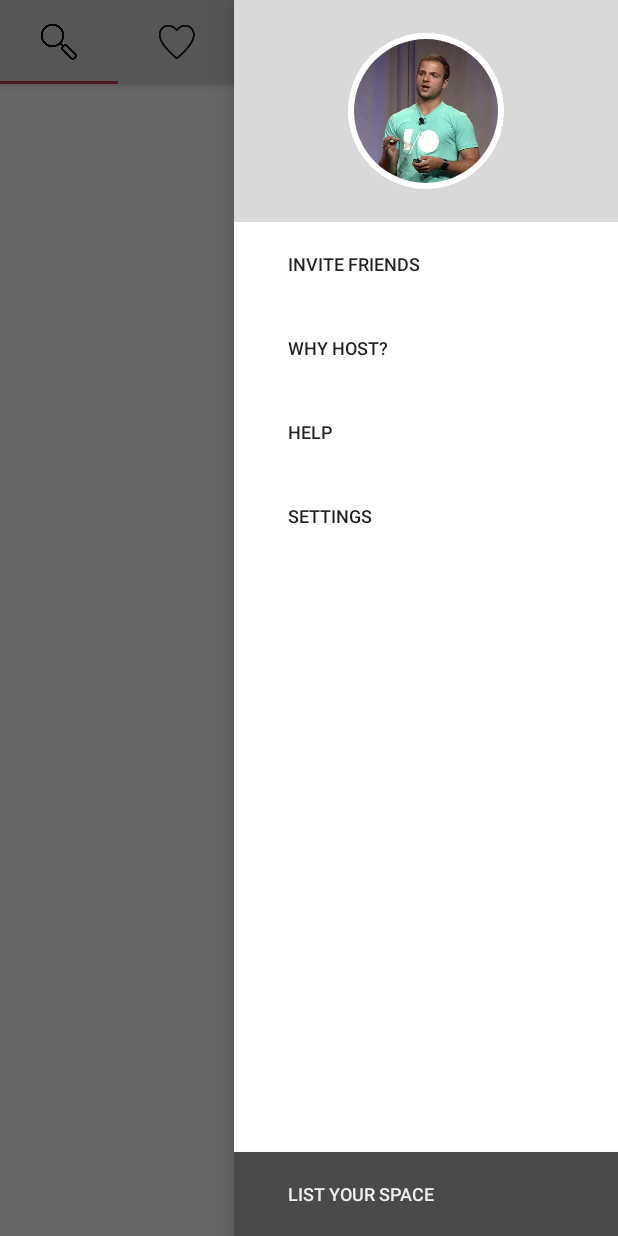
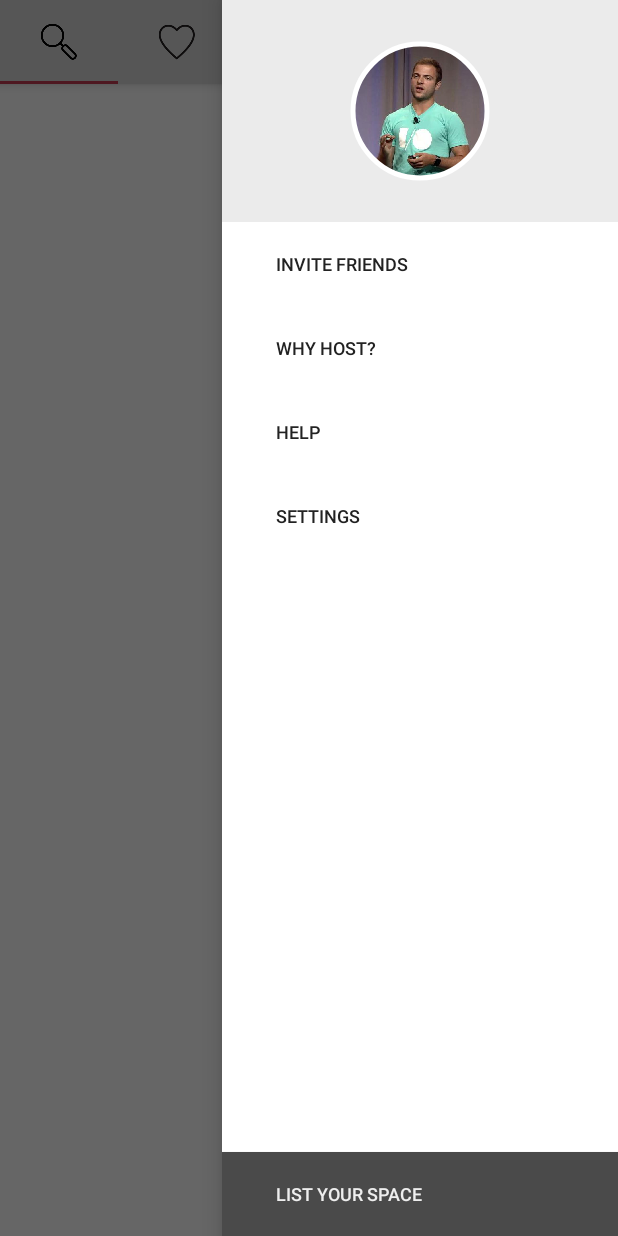
Before and after one commit to gpeal/MockAirbnb, an Android app: the screen it shows after launch (MainActivity), with the side drawer open, on a phone screen of 412 x 824 dp. Run offline under Robolectric (Android 15) with nearby library versions, the phone set to English and light mode, and no system bars; our stand-ins replace ButterKnife, Picasso; libraries missing offline, so code that uses them is left out: rx.android.schedulers; pictures from the network do not load; 1 statement that could not run was skipped.

Commit message:
RoundedImageView is now an ImageView
Instead of RoundedImageView being a custom View that draws a bitmap,
it is now actually an ImageView that can be used for libraries like
Picasso, The image inside of RoundedImageView now also uses a
CENTER_CROP-like scale type.

```diff
--- a/app/src/main/java/com/airbnb/ui/RoundedImageView.java
+++ b/app/src/main/java/com/airbnb/ui/RoundedImageView.java
@@ -1,87 +1,115 @@
 package com.airbnb.ui;
 
 import android.content.Context;
+import android.content.res.Resources;
 import android.content.res.TypedArray;
 import android.graphics.Bitmap;
-import android.graphics.BitmapFactory;
-import android.graphics.BitmapShader;
 import android.graphics.Canvas;
 import android.graphics.Color;
-import android.graphics.Matrix;
 import android.graphics.Paint;
-import android.graphics.Shader;
+import android.graphics.PorterDuff;
+import android.graphics.PorterDuffXfermode;
+import android.graphics.Rect;
+import android.graphics.RectF;
+import android.graphics.drawable.BitmapDrawable;
+import android.graphics.drawable.Drawable;
+import android.support.annotation.NonNull;
 import android.util.AttributeSet;
-import android.view.View;
-import android.view.ViewGroup;
+import android.util.TypedValue;
+import android.widget.ImageView;
 
 import com.airbnb.R;
 
 /**
  * Custom view that displays a circular profile picture image with a stroke around it.
  */
-public class RoundedImageView extends View {
-    private static final int MATCH_PARENT = ViewGroup.LayoutParams.MATCH_PARENT;
+public class RoundedImageView extends ImageView {
 
-    private final int mDrawableSize;
-    private final Paint mBackgroundPaint;
-    private final Matrix mTranslationMatrix = new Matrix();
+    private final int mStrokeColor;
+    private final int mStrokeWidth;
+    private final Paint mStrokePaint = new Paint();
 
-    private Bitmap mBitmap;
-    private Paint mBitmapPaint;
+    private Bitmap mRoundedBitmap;
 
     public RoundedImageView(Context context, AttributeSet attrs) {
-        super(context, attrs);
+        this(context, attrs, 0);
+    }
+
+    public RoundedImageView(Context context, AttributeSet attrs, int defStyle) {
+        super(context, attrs, defStyle);
 
         TypedArray ta = context.obtainStyledAttributes(attrs, R.styleable.RoundedImageView);
-        int resId = ta.getResourceId(R.styleable.RoundedImageView_drawable, 0);
-        setImageBitmap(BitmapFactory.decodeResource(context.getResources(), resId));
-
-        mDrawableSize = ta.getDimensionPixelSize(R.styleable.RoundedImageView_drawableSize, MATCH_PARENT);
-        mBackgroundPaint = new Paint();
-        mBackgroundPaint.setStyle(Paint.Style.STROKE);
-        int strokeColor = ta.getColor(R.styleable.RoundedImageView_strokeColor, Color.WHITE);
-        mBackgroundPaint.setColor(strokeColor);
-        int strokeWidth = ta.getDimensionPixelSize(R.styleable.RoundedImageView_strokeWidth, 0);
-        mBackgroundPaint.setStrokeWidth(strokeWidth);
+        mStrokeColor = ta.getColor(R.styleable.RoundedImageView_strokeColor, Color.WHITE);
+        mStrokeWidth = ta.getDimensionPixelSize(R.styleable.RoundedImageView_strokeWidth, (int) dpToPx(2));
+        mStrokePaint.setStyle(Paint.Style.STROKE);
+        mStrokePaint.setStrokeWidth(mStrokeWidth);
+        mStrokePaint.setColor(mStrokeColor);
         ta.recycle();
     }
 
+    @Override
+    protected void onDraw(@NonNull Canvas canvas) {
+        Drawable drawable = getDrawable();
 
-    @Override
-    protected void onDraw(Canvas canvas) {
-        super.onDraw(canvas);
-        if (mBitmap == null) {
+        if (drawable == null) {
             return;
         }
 
-        int drawableSize = (mDrawableSize == MATCH_PARENT) ?
-                (int) (Math.min(getWidth(), getHeight()) - 2 * mBackgroundPaint.getStrokeWidth())
-                : mDrawableSize;
-
-        if (mBitmapPaint == null) {
-            float aspectRatio = mBitmap.getHeight() / (float) mBitmap.getWidth();
-            Bitmap scaledBitmap = Bitmap.createScaledBitmap(
-                    mBitmap, mDrawableSize, (int) (drawableSize * aspectRatio), true);
-            mBitmapPaint = new Paint(Paint.ANTI_ALIAS_FLAG);
-            BitmapShader shader = new BitmapShader(
-                    scaledBitmap, Shader.TileMode.CLAMP, Shader.TileMode.CLAMP);
-            mBitmapPaint.setShader(shader);
+        if (getWidth() == 0 || getHeight() == 0) {
+            return;
         }
 
-        int cx = getWidth() / 2;
-        int cy = getHeight() / 2;
-        int r = drawableSize / 2;
-        canvas.drawCircle(cx, cy, r, mBackgroundPaint);
-        int dx = getWidth() / 2 - drawableSize / 2;
-        int dy = getHeight() / 2 - drawableSize / 2;
-        mTranslationMatrix.setTranslate(dx, dy);
-        mBitmapPaint.getShader().setLocalMatrix(mTranslationMatrix);
-        canvas.drawCircle(cx, cy, r, mBitmapPaint);
+        if (mRoundedBitmap == null) {
+            Bitmap bitmap =  ((BitmapDrawable) drawable).getBitmap();
+            int scaledWidth;
+            int scaledHeight;
+            if (getWidth() > getHeight()) {
+                scaledWidth = getWidth() - 2 * mStrokeWidth;
+                scaledHeight = (int) (scaledWidth * (getHeight() / (float) getWidth()));
+            } else {
+                scaledHeight = getHeight() - 2 * mStrokeWidth;
+                scaledWidth = (int) (scaledHeight * (getWidth() / (float) getHeight()));
+            }
+
+            Bitmap scaledBitmap = Bitmap.createScaledBitmap(bitmap, scaledWidth, scaledHeight, false);
+
+
+            mRoundedBitmap = getCircleBitmap(scaledBitmap);
+        }
+
+        canvas.drawBitmap(mRoundedBitmap, mStrokeWidth, mStrokeWidth, null);
+        canvas.drawCircle(getWidth() / 2, getHeight() / 2, Math.min(getWidth() / 2, getHeight() / 2) - mStrokeWidth, mStrokePaint);
     }
 
-    private void setImageBitmap(Bitmap bitmap) {
-        mBitmap = bitmap;
-        mBitmapPaint = null;
-        invalidate();
+    @Override
+    protected void onSizeChanged(int w, int h, int oldw, int oldh) {
+        mRoundedBitmap = null;
+    }
+
+    private Bitmap getCircleBitmap(Bitmap bitmap) {
+        final Bitmap output = Bitmap.createBitmap(bitmap.getWidth(),
+                bitmap.getHeight(), Bitmap.Config.ARGB_8888);
+        final Canvas canvas = new Canvas(output);
+
+        final Paint paint = new Paint();
+        final Rect rect = new Rect(0, 0, bitmap.getWidth(), bitmap.getHeight());
+        final RectF rectF = new RectF(rect);
+
+        paint.setAntiAlias(true);
+        canvas.drawARGB(0, 0, 0, 0);
+        paint.setColor(Color.WHITE);
+        canvas.drawOval(rectF, paint);
+
+        paint.setXfermode(new PorterDuffXfermode(PorterDuff.Mode.SRC_IN));
+        canvas.drawBitmap(bitmap, rect, rect, paint);
+
+        bitmap.recycle();
+
+        return output;
+    }
+
+    private float dpToPx(float dp) {
+        Resources res = getContext().getResources();
+        return TypedValue.applyDimension(TypedValue.COMPLEX_UNIT_DIP, dp, res.getDisplayMetrics());
     }
 }
--- a/app/src/main/res/layout/listing_item.xml
+++ b/app/src/main/res/layout/listing_item.xml
@@ -1,6 +1,7 @@
 <?xml version="1.0" encoding="utf-8"?>
 <RelativeLayout
     xmlns:android="http://schemas.android.com/apk/res/android"
+    xmlns:app="http://schemas.android.com/apk/res-auto"
     android:layout_width="match_parent"
     android:layout_height="328dp" >
     <ImageView
@@ -8,7 +9,7 @@
         android:layout_width="match_parent"
         android:layout_height="256dp"
         android:layout_alignParentTop="true" />
-    <ImageView
+    <com.airbnb.ui.RoundedImageView
         android:id="@+id/host_image"
         android:layout_width="52dp"
         android:layout_height="52dp"
@@ -16,7 +17,8 @@
         android:layout_alignParentBottom="true"
         android:layout_marginEnd="16dp"
         android:layout_marginBottom="46dp"
-        android:src="@drawable/profile" />
+        android:src="@drawable/profile"
+        app:strokeWidth="1.5dp"/>
     <TextView
         android:id="@+id/title"
         android:layout_width="wrap_content"
--- a/app/src/main/res/layout/main_activity.xml
+++ b/app/src/main/res/layout/main_activity.xml
@@ -50,19 +50,22 @@
 
     <LinearLayout
         android:id="@+id/drawer"
-        android:layout_width="256dp"
+        android:layout_width="264dp"
         android:layout_height="match_parent"
         android:orientation="vertical"
         android:layout_gravity="end"
-        android:background="@android:color/white">
-        <com.airbnb.ui.RoundedImageView
+        android:background="@android:color/white" >
+        <FrameLayout
             android:layout_width="match_parent"
             android:layout_height="148dp"
-            android:background="#d9d9d9"
-            app:drawable="@drawable/profile"
-            app:drawableSize="96dp"
-            app:strokeWidth="8dp"
-            app:strokeColor="@android:color/white" />
+            android:background="#ebebeb" >
+            <com.airbnb.ui.RoundedImageView
+                android:layout_width="96dp"
+                android:layout_height="96dp"
+                android:layout_gravity="center"
+                android:src="@drawable/profile"
+                app:strokeWidth="3dp" />
+        </FrameLayout>
         <Button
             style="@style/DrawerItem.Light"
             android:text="@string/invite_friends" />
--- a/app/src/main/res/values/attrs.xml
+++ b/app/src/main/res/values/attrs.xml
@@ -1,8 +1,6 @@
 <?xml version="1.0" encoding="utf-8"?>
 <resources>
     <declare-styleable name="RoundedImageView">
-        <attr name="drawable" format="reference" />
-        <attr name="drawableSize" />
         <attr name="strokeColor" format="color" />
         <attr name="strokeWidth" format="dimension" />
     </declare-styleable>
--- a/app/src/main/res/values/styles.xml
+++ b/app/src/main/res/values/styles.xml
@@ -18,6 +18,7 @@
 
     <style name="DrawerItem.Light" parent="DrawerItem">
         <item name="android:background">@drawable/drawer_item_light_ripple</item>
+        <item name="android:textColor">#ff222222</item>
     </style>
 
     <style name="DrawerItem.Dark" parent="DrawerItem">
```
